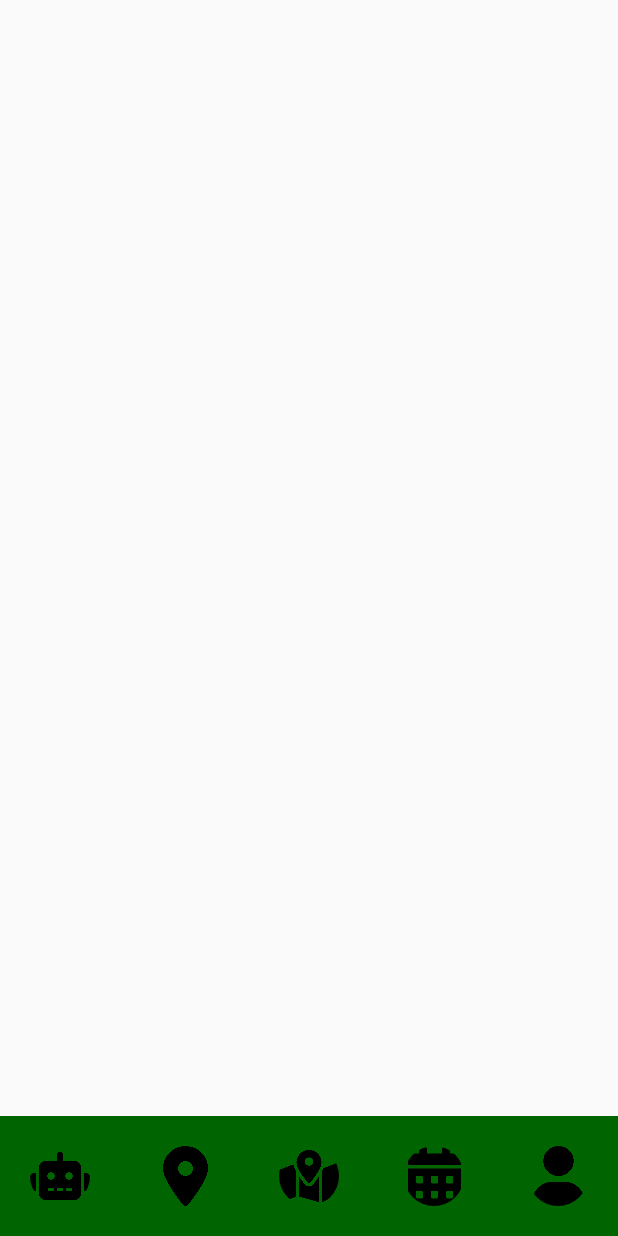
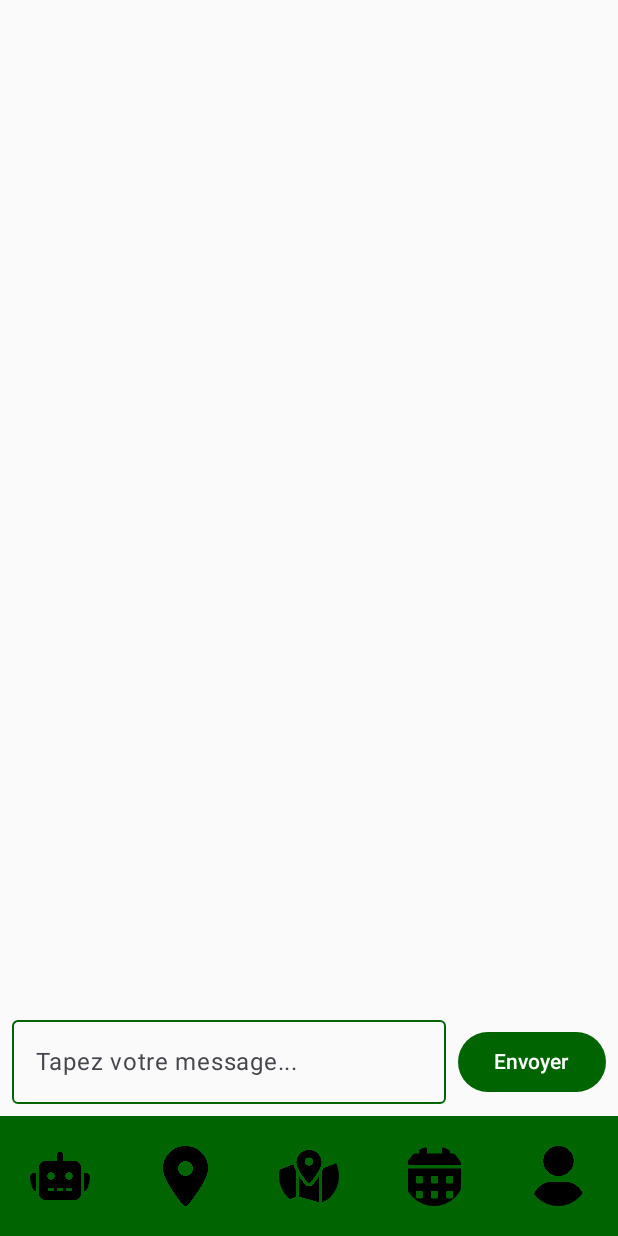
Before and after one commit to doriangilbert/ProjetIFT717, an Android app built with Jetpack Compose: the screen it shows after launch (MainActivity), after a tap on "Chatbot", on a phone screen of 412 x 824 dp. Run offline under Robolectric (Android 15) with nearby library versions, the phone set to English and light mode, and no system bars; network calls fail; pictures from the network do not load; 2 statements that could not run were skipped.

Commit message:
Implémentation du chatbot dans l'application

```diff
--- /dev/null
+++ b/projetift717_client_android/app/src/main/java/com/example/projetift717/model/requests/ChatRequest.kt
@@ -0,0 +1,3 @@
+package com.example.projetift717.model.requests
+
+data class ChatRequest(val message: String)
--- /dev/null
+++ b/projetift717_client_android/app/src/main/java/com/example/projetift717/model/requests/ChatResponse.kt
@@ -0,0 +1,3 @@
+package com.example.projetift717.model.requests
+
+data class ChatResponse(val message: String)
--- /dev/null
+++ b/projetift717_client_android/app/src/main/java/com/example/projetift717/network/ChatService.kt
@@ -0,0 +1,16 @@
+package com.example.projetift717.network
+
+import com.example.projetift717.model.requests.ChatRequest
+import com.example.projetift717.model.requests.ChatResponse
+import retrofit2.Response
+import retrofit2.http.Body
+import retrofit2.http.Header
+import retrofit2.http.POST
+
+interface ChatService {
+    @POST("chat")
+    suspend fun sendMessage(
+        @Header("Authorization") token: String,
+        @Body chatRequest: ChatRequest
+    ): Response<ChatResponse>
+}
--- a/projetift717_client_android/app/src/main/java/com/example/projetift717/network/RetrofitInstance.kt
+++ b/projetift717_client_android/app/src/main/java/com/example/projetift717/network/RetrofitInstance.kt
@@ -29,4 +29,12 @@ object RetrofitInstance {
             .build()
             .create(UserService::class.java)
     }
+
+    val chatService: ChatService by lazy {
+        Retrofit.Builder()
+            .baseUrl(BASE_URL)
+            .addConverterFactory(GsonConverterFactory.create())
+            .build()
+            .create(ChatService::class.java)
+    }
 }
--- /dev/null
+++ b/projetift717_client_android/app/src/main/java/com/example/projetift717/repository/ChatRepository.kt
@@ -0,0 +1,20 @@
+package com.example.projetift717.repository
+
+import com.example.projetift717.model.requests.ChatRequest
+import com.example.projetift717.model.requests.ChatResponse
+import com.example.projetift717.network.RetrofitInstance
+import kotlinx.coroutines.Dispatchers
+import kotlinx.coroutines.withContext
+import retrofit2.Response
+
+class ChatRepository {
+
+    private val token: String = "eyJhbGciOiJIUzI1NiIsInR5cCI6IkpXVCJ9.eyJ1c2VySWQiOiI2NzUyNTVlZDc2ZjYxNTAzZDE2MDljMGYiLCJpc0FkbWluIjp0cnVlLCJpYXQiOjE3MzM1MTI0ODV9.LuMTturiWxGS-AQ53JmPfo_eN1MZmsD2-O2ZNPE18Fk"
+
+    private val api = RetrofitInstance.chatService
+
+    suspend fun fetchChat(message: String): Response<ChatResponse> = withContext(Dispatchers.IO) {
+        val chatRequest = ChatRequest(message)
+        api.sendMessage("Bearer $token", chatRequest)
+    }
+}
--- a/projetift717_client_android/app/src/main/java/com/example/projetift717/view/ChatBotView.kt
+++ b/projetift717_client_android/app/src/main/java/com/example/projetift717/view/ChatBotView.kt
@@ -1,13 +1,100 @@
 package com.example.projetift717.view
 
-import androidx.compose.runtime.Composable
+import androidx.compose.foundation.layout.*
+import androidx.compose.foundation.lazy.LazyColumn
+import androidx.compose.foundation.lazy.items
+import androidx.compose.foundation.lazy.rememberLazyListState
+import androidx.compose.material3.Button
+import androidx.compose.material3.ButtonDefaults
+import androidx.compose.material3.Divider
+import androidx.compose.material3.OutlinedTextField
+import androidx.compose.material3.OutlinedTextFieldDefaults
+import androidx.compose.material3.Text
+import androidx.compose.runtime.*
+import androidx.compose.ui.Alignment
+import androidx.compose.ui.Modifier
+import androidx.compose.ui.graphics.Color
+import androidx.compose.ui.platform.LocalSoftwareKeyboardController
+import androidx.compose.ui.unit.dp
 import androidx.navigation.NavController
+import com.example.projetift717.viewmodel.ChatViewModel
+import kotlinx.coroutines.launch
 
 @Composable
-fun ChatBotView(navController: NavController) {
-    //val events by viewModel.events.collectAsState()
+fun ChatBotView(viewModel: ChatViewModel, navController: NavController) {
+    val chatHistory by viewModel.chatHistory.collectAsState()
+    val listState = rememberLazyListState()
 
-    //Column {
-    //    EventList(events = events, navController = navController)
-    //}
+    LaunchedEffect(chatHistory) {
+        if (chatHistory.isNotEmpty()) {
+            listState.animateScrollToItem(chatHistory.size - 1)
+        }
+    }
+
+    Column(
+        modifier = Modifier
+            .fillMaxSize()
+            .padding(bottom = 80.dp) // Increased padding to avoid being cut off by the navigation bar
+    ) {
+        LazyColumn(
+            state = listState,
+            modifier = Modifier.weight(1f),
+            reverseLayout = false
+        ) {
+            items(chatHistory) { (text, isUser) ->
+                Text(
+                    text = text,
+                    modifier = Modifier
+                        .padding(8.dp)
+                        .align(if (isUser) Alignment.End else Alignment.Start),
+                    color = if (isUser) Color(0xFF006400) else Color.Black
+                )
+                Divider(modifier = Modifier.padding(vertical = 4.dp))
+            }
+        }
+        ChatInput(viewModel = viewModel)
+    }
 }
+
+@Composable
+fun ChatInput(viewModel: ChatViewModel) {
+    var message by remember { mutableStateOf("") }
+    val coroutineScope = rememberCoroutineScope()
+    val keyboardController = LocalSoftwareKeyboardController.current
+
+    Row(
+        modifier = Modifier
+            .padding(8.dp)
+            .fillMaxWidth(),
+        verticalAlignment = Alignment.CenterVertically
+    ) {
+        OutlinedTextField(
+            value = message,
+            onValueChange = { message = it },
+            placeholder = { Text("Tapez votre message...") },
+            modifier = Modifier
+                .weight(1f)
+                .padding(end = 8.dp),
+            colors = OutlinedTextFieldDefaults.colors(
+                focusedBorderColor = Color(0xFF006400),
+                unfocusedBorderColor = Color(0xFF006400)
+            )
+        )
+        Button(
+            onClick = {
+                if (message.isNotBlank()) {
+                    coroutineScope.launch {
+                        viewModel.sendMessage(message)
+                        message = ""
+                        keyboardController?.hide()
+                    }
+                }
+            },
+            colors = ButtonDefaults.buttonColors(
+                containerColor = Color(0xFF006400)
+            )
+        ) {
+            Text("Envoyer", color = Color.White)
+        }
+    }
+}
--- a/projetift717_client_android/app/src/main/java/com/example/projetift717/view/MainActivity.kt
+++ b/projetift717_client_android/app/src/main/java/com/example/projetift717/view/MainActivity.kt
@@ -17,6 +17,7 @@ import com.example.projetift717.network.RetrofitInstance
 import com.example.projetift717.repository.EventRepository
 import com.example.projetift717.repository.PlaceRepository
 import com.example.projetift717.repository.UserRepository
+import com.example.projetift717.repository.ChatRepository
 
 // import des differents viewmodel
 import com.example.projetift717.viewmodel.EventDetailsViewModel
@@ -24,22 +25,26 @@ import com.example.projetift717.viewmodel.PlacesListViewModel
 import com.example.projetift717.viewmodel.ProfileViewModel
 import com.example.projetift717.viewmodel.EventsViewModel
 import com.example.projetift717.viewmodel.UserViewModel
+import com.example.projetift717.viewmodel.ChatViewModel
 
 class MainActivity : ComponentActivity() {
     // Les repository
     private val eventRepository = EventRepository()
     private val placeRepository = PlaceRepository()
     private lateinit var userRepository: UserRepository
+    private val chatRepository = ChatRepository()
 
     // Les viewmodel
     private val eventDetailsViewModel = EventDetailsViewModel(eventRepository)
     private val eventsViewModel = EventsViewModel(eventRepository)
     private val placesListViewModel = PlacesListViewModel(placeRepository)
-    private val profileViewModel = ProfileViewModel(userRepository)
+    private lateinit var profileViewModel: ProfileViewModel
+    private val chatViewModel = ChatViewModel(chatRepository)
 
     override fun onCreate(savedInstanceState: Bundle?) {
         super.onCreate(savedInstanceState)
         userRepository = UserRepository(this)
+        profileViewModel = ProfileViewModel(userRepository)
         val userVM = UserViewModel(userRepository)
 
         enableEdgeToEdge()
@@ -57,7 +62,7 @@ class MainActivity : ComponentActivity() {
                         ProfileView(viewModel = profileViewModel, navController = navController)
                     }
                     composable("ChatBotView") {
-                        ChatBotView(navController = navController)
+                        ChatBotView(viewModel = chatViewModel, navController = navController)
                     }
                     composable("PlacesListView") {
                         PlacesListView(viewModel = placesListViewModel, navController = navController)
```
Also changed, not shown: projetift717_client_android/app/src/main/java/com/example/projetift717/viewmodel/ChatViewModel.kt (added, +29 -0 lines), 1 other file.
